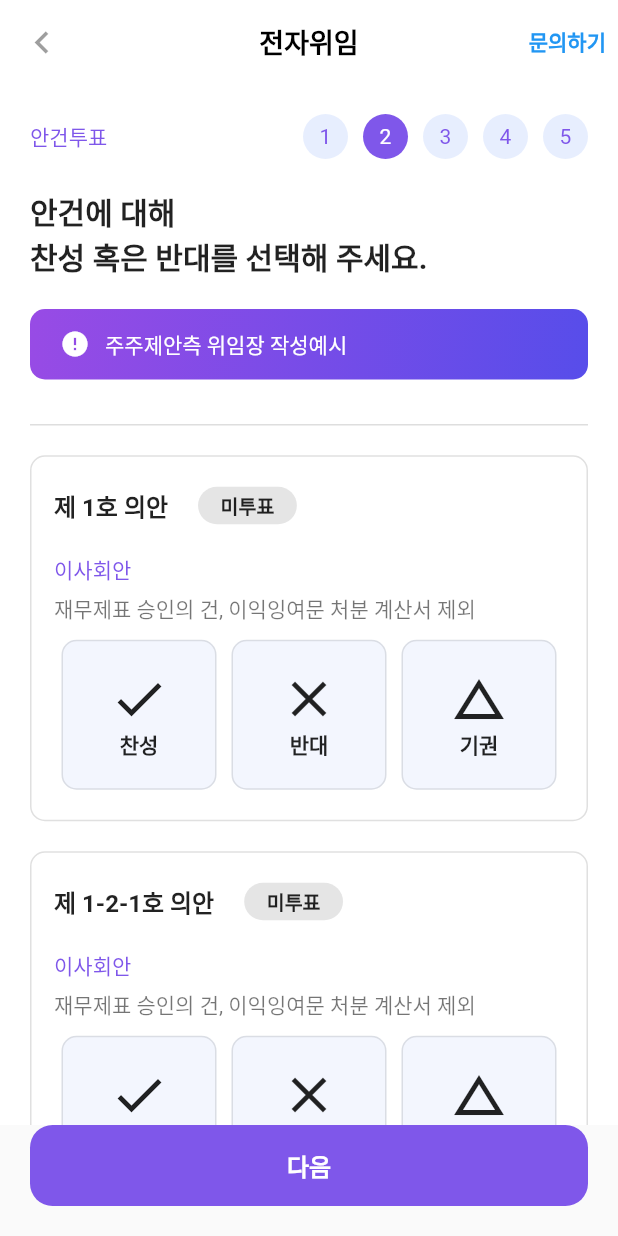
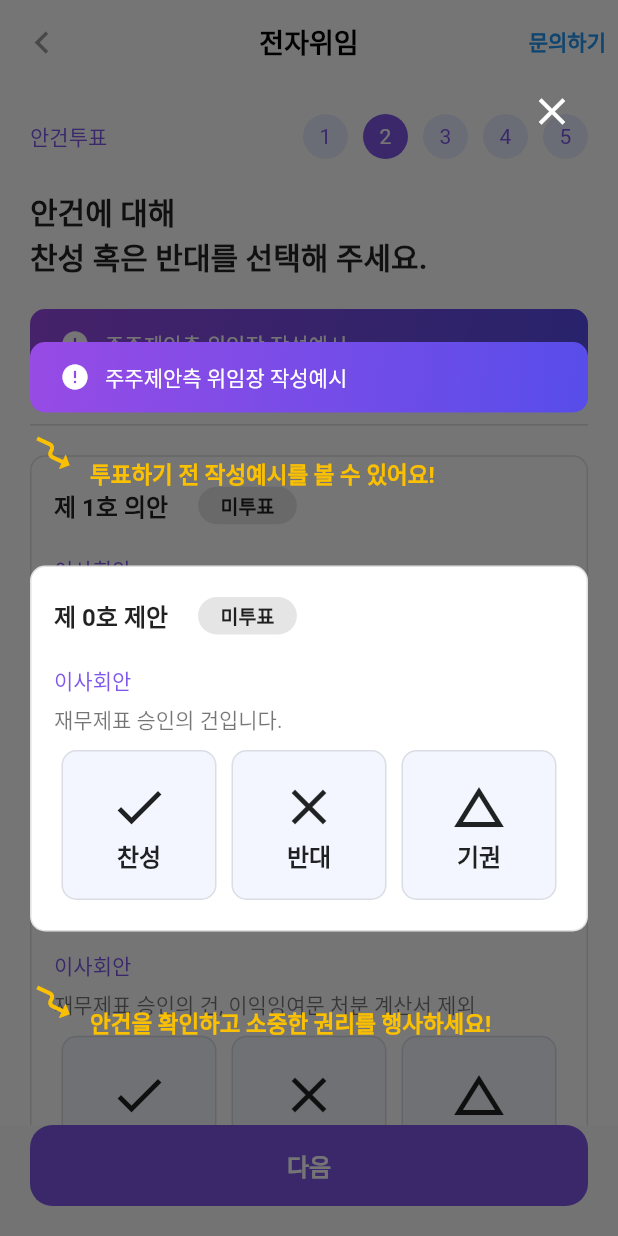
Before and after one commit to dnckd94252/bside, a Flutter app: the CommissionVoteScreen screen opened directly, on a phone screen of 412 x 824 dp. Run offline on Flutter 3.47's test engine with Material 2 defaults, Android fonts, the phone set to English and light mode, and no system bars; network calls fail.

Commit message:
chore ( commission_vote_popup ) : navigator이동시 먼저 나오는 popup 추가 / 기존 widget custom 으로 수정

```diff
--- a/lib/screen/commission/commission_vote_screen.dart
+++ b/lib/screen/commission/commission_vote_screen.dart
@@ -6,6 +6,8 @@ import 'package:bside/widget/commission/commission_level.dart';
 import 'package:bside/widget/commission/commission_vote_item.dart';
 import 'package:bside/widget/public/my_app_bar.dart';
 import 'package:flutter/material.dart';
+import 'package:flutter/scheduler.dart';
+import 'dart:math' as math;
 
 class CommissionVoteScreen extends StatefulWidget {
   const CommissionVoteScreen({super.key});
@@ -24,6 +26,91 @@ class _CommissionVoteScreenState extends State<CommissionVoteScreen> {
     setState(() {
       checkNumber = checkNumber + 1;
     });
+  }
+
+  @override
+  void initState() {
+    SchedulerBinding.instance.addPostFrameCallback((_) {
+      showBannerDialog();
+    });
+    super.initState();
+  }
+
+  showBannerDialog() {
+    AgendaModel exampleData = AgendaModel.fromJson({
+      'id': 1,
+      'title': '제 0호 제안',
+      'type': 'board',
+      'content': '재무제표 승인의 건입니다.',
+    });
+
+    showDialog(
+      context: context,
+      builder: ((context) {
+        return StatefulBuilder(
+          builder: ((context, setState) {
+            return AlertDialog(
+              elevation: 0,
+              insetPadding: const EdgeInsets.all(0),
+              contentPadding: const EdgeInsets.all(0),
+              backgroundColor: Colors.transparent,
+              shape: const RoundedRectangleBorder(
+                  borderRadius: BorderRadius.all(Radius.circular(10.0))),
+              content: Builder(
+                builder: (context) {
+                  var height = MediaQuery.of(context).size.height;
+                  var width = MediaQuery.of(context).size.width;
+                  return SizedBox(
+                    height: height - 100,
+                    width: width - 40,
+                    child: Column(
+                      crossAxisAlignment: CrossAxisAlignment.end,
+                      children: [
+                        IconButton(
+                          onPressed: () {
+                            Navigator.pop(context);
+                          },
+                          icon: const Icon(
+                            Icons.close,
+                            color: Colors.white,
+                            size: 30,
+                          ),
+                        ),
+                        const SizedBox(
+                          height: 110,
+                        ),
+                        Column(
+                          crossAxisAlignment: CrossAxisAlignment.start,
+                          children: [
+                            const GradientItem(),
+                            const GuideText(
+                              guide: '투표하기 전 작성예시를 볼 수 있어요!',
+                            ),
+                            const SizedBox(
+                              height: 50,
+                            ),
+                            GestureDetector(
+                              onTap: null,
+                              child: VoteItem(
+                                agenda: exampleData,
+                                plusCheckNumber: plusCheckNumber,
+                              ),
+                            ),
+                            const GuideText(
+                              guide: '안건을 확인하고 소중한 권리를 행사하세요!',
+                            ),
+                          ],
+                        ),
+                      ],
+                    ),
+                  );
+                },
+              ),
+            );
+          }),
+        );
+      }),
+    );
   }
 
   @override
@@ -108,6 +195,45 @@ class _CommissionVoteScreenState extends State<CommissionVoteScreen> {
           ],
         ),
       ),
+    );
+  }
+}
+
+class GuideText extends StatelessWidget {
+  final String guide;
+
+  const GuideText({
+    required this.guide,
+    Key? key,
+  }) : super(key: key);
+
+  @override
+  Widget build(BuildContext context) {
+    return Row(
+      children: [
+        Transform.rotate(
+          angle: 70 * math.pi / 180,
+          child: const Icon(
+            Icons.moving,
+            color: Color(0xFFFBC002),
+            size: 30,
+          ),
+        ),
+        Container(
+          margin: const EdgeInsets.only(
+            top: 30,
+            left: 10,
+          ),
+          child: Text(
+            guide,
+            style: const TextStyle(
+              color: Color(0xFFFBC002),
+              fontSize: 15,
+              fontWeight: FontWeight.bold,
+            ),
+          ),
+        ),
+      ],
     );
   }
 }
--- a/lib/widget/commission/commission_vote_item.dart
+++ b/lib/widget/commission/commission_vote_item.dart
@@ -37,6 +37,7 @@ class _VoteItemState extends State<VoteItem> {
               vertical: 20,
             ),
             decoration: BoxDecoration(
+              color: Colors.white,
               borderRadius: BorderRadius.circular(10),
               border: Border.all(
                 color: Colors.black12,
```
Also changed, not shown: lib/service/model/agenda_model.dart (line endings or trailing spaces).
